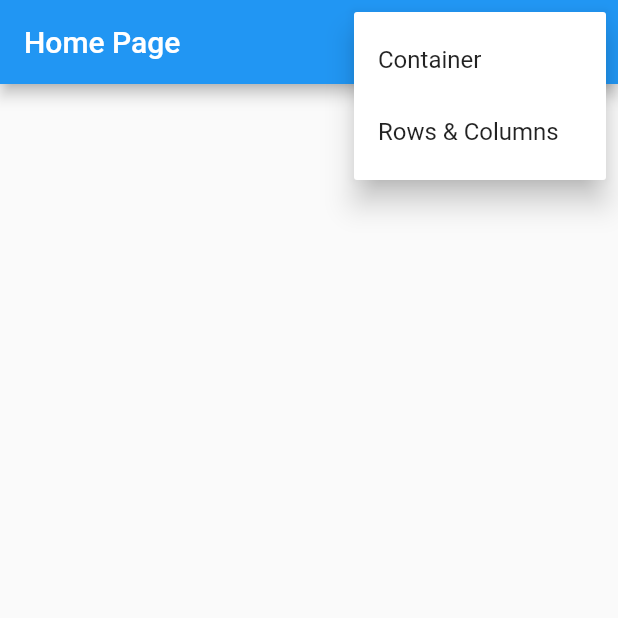
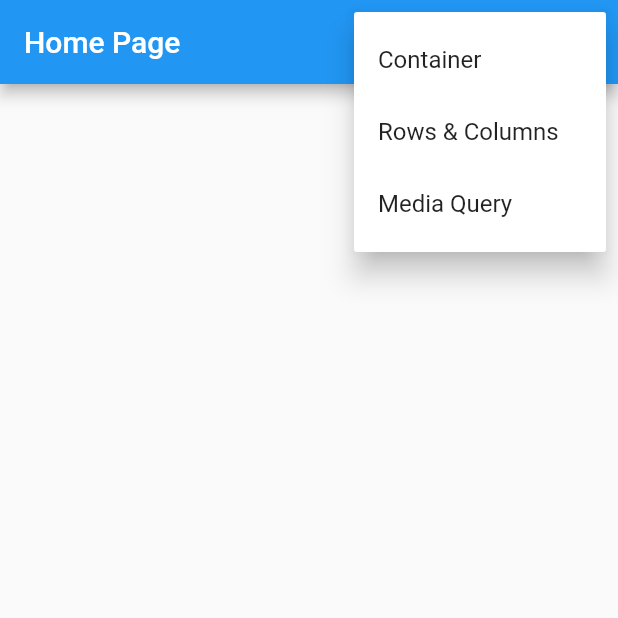
Before and after one commit to caneto/flutter_academiadoflutter, a Flutter app: the screen it shows after launch, after a tap on the "more vert" icon, on a phone screen of 412 x 824 dp, the top half of it. Run offline on Flutter 3.47's test engine with Material 2 defaults, Android fonts, the phone set to English and light mode, and no system bars.

Commit message:
Inicio da Aula de Midia Query

```diff
--- a/flutter_primeiro_projeto/lib/main.dart
+++ b/flutter_primeiro_projeto/lib/main.dart
@@ -1,6 +1,7 @@
 import 'package:flutter/material.dart';
 import 'package:flutter_primeiro_projeto/pages/container/container_page.dart';
 import 'package:flutter_primeiro_projeto/pages/home/home_page.dart';
+import 'package:flutter_primeiro_projeto/pages/media_query/media_query_page.dart';
 
 import 'pages/rows_columns/rows_columns_page.dart';
 
@@ -22,7 +23,8 @@ class MyApp extends StatelessWidget {
       routes: {
         '/': (_) => const HomePage(),
         '/container': (_) => const ContainerPage(),
-        '/rows_columns': (_) => const RowsColumnsPage()
+        '/rows_columns': (_) => const RowsColumnsPage(),
+        '/media_query': (_) => const MediaQueryPage(),
       },
     );
   }
--- a/flutter_primeiro_projeto/lib/pages/home/home_page.dart
+++ b/flutter_primeiro_projeto/lib/pages/home/home_page.dart
@@ -3,6 +3,7 @@ import 'package:flutter/material.dart';
 enum PopupMenuPages {
   container,
   rows_columns,
+  media_query,
 }
 
 class HomePage extends StatelessWidget {
@@ -24,6 +25,9 @@ class HomePage extends StatelessWidget {
                   case PopupMenuPages.rows_columns:
                     Navigator.of(context).pushNamed('/rows_columns');
                     break;
+                  case PopupMenuPages.media_query:
+                    Navigator.of(context).pushNamed('/media_query');
+                    break;
                 }
               },
               itemBuilder: (BuildContext context) {
@@ -35,6 +39,10 @@ class HomePage extends StatelessWidget {
                   const PopupMenuItem<PopupMenuPages>(
                     value: PopupMenuPages.rows_columns,
                     child: Text('Rows & Columns'),
+                  ),
+                  const PopupMenuItem<PopupMenuPages>(
+                    value: PopupMenuPages.media_query,
+                    child: Text('Media Query'),
                   )
                 ];
               })
```
Also changed, not shown: flutter_primeiro_projeto/lib/pages/media_query/media_query_page.dart (added, +14 -0 lines).
